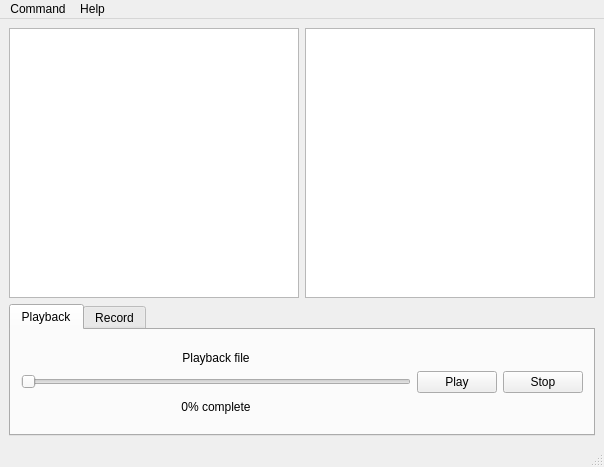
Above: src/pumpkin_qt/ui/pumpkinqt.ui from raybrshen/pumpkin_ws before the change. Below: the same form after it.
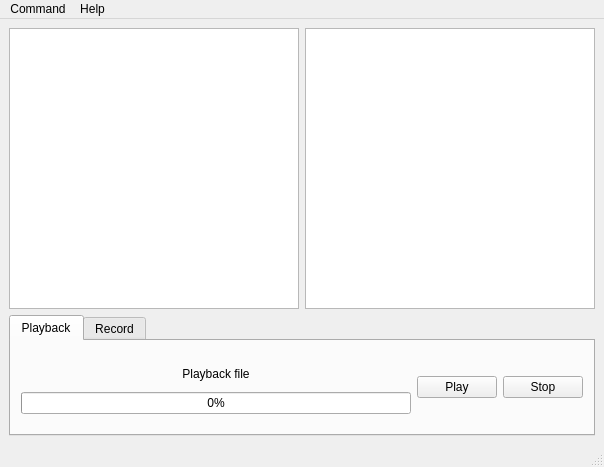
That is the form after the change. Icons and pictures are not drawn.

Commit message: Playback successfull. It lasts only stop playbacking... and recording. Recording follows same logic.

Diff of the .ui file:
```diff
--- a/src/pumpkin_qt/ui/pumpkinqt.ui
+++ b/src/pumpkin_qt/ui/pumpkinqt.ui
@@ -65,23 +65,14 @@
           </property>
          </widget>
         </item>
-        <item row="2" column="0">
-         <widget class="QLabel" name="timeLabel">
-          <property name="sizePolicy">
-           <sizepolicy hsizetype="Preferred" vsizetype="Expanding">
-            <horstretch>0</horstretch>
-            <verstretch>0</verstretch>
-           </sizepolicy>
-          </property>
-          <property name="text">
-           <string>0% complete</string>
-          </property>
-          <property name="alignment">
-           <set>Qt::AlignCenter</set>
+        <item row="1" column="0">
+         <widget class="QProgressBar" name="playbackProgress">
+          <property name="value">
+           <number>0</number>
           </property>
          </widget>
         </item>
-        <item row="1" column="1">
+        <item row="0" column="1" rowspan="2">
          <widget class="QPushButton" name="playButton">
           <property name="text">
            <string>Play</string>
@@ -92,14 +83,7 @@
           </property>
          </widget>
         </item>
-        <item row="1" column="0">
-         <widget class="QSlider" name="playbackTime">
-          <property name="orientation">
-           <enum>Qt::Horizontal</enum>
-          </property>
-         </widget>
-        </item>
-        <item row="1" column="2">
+        <item row="0" column="2" rowspan="2">
          <widget class="QPushButton" name="stopPlayButton">
           <property name="text">
            <string>Stop</string>
```
Left out of the diff: 21 changed lines with no effect on the pictures. The commit also changes 10 other files.
